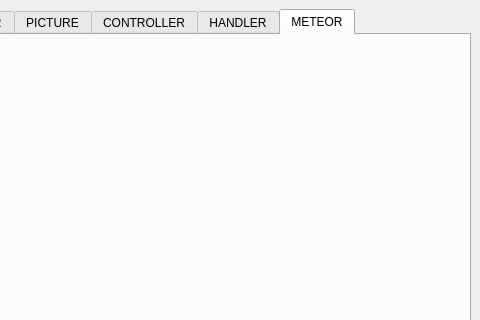
Before: the Qt Designer form tools/customize_settings.ui in PanuGame-Development-Team/Luminous-Remnants, drawn with Qt 5; both pictures show x 320 to 800 and y 0 to 320 of the 800 by 600 pixel window.
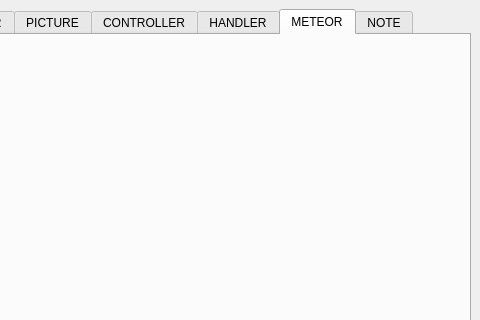
After: the same form once the commit is applied.

```diff
--- a/tools/customize_settings.ui
+++ b/tools/customize_settings.ui
@@ -65,6 +65,11 @@
         <string>METEOR</string>
        </attribute>
       </widget>
+      <widget class="QWidget" name="note">
+       <attribute name="title">
+        <string>NOTE</string>
+       </attribute>
+      </widget>
      </widget>
     </item>
    </layout>
```
Left out of the diff: 2 changed lines with no effect on the pictures.
